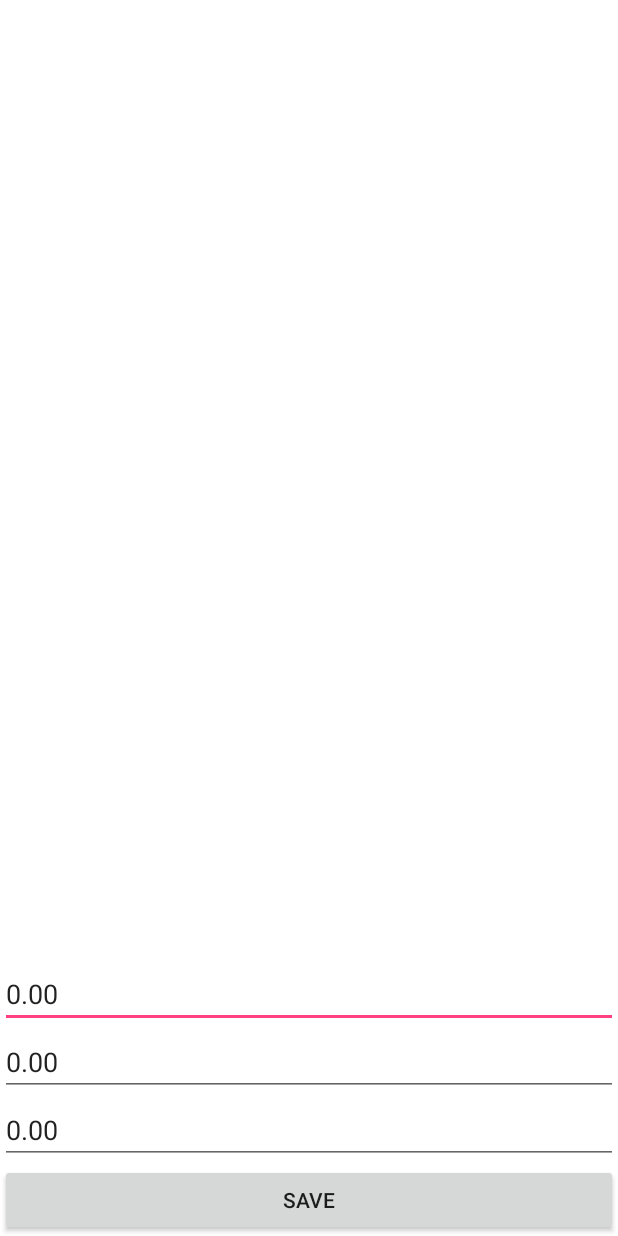
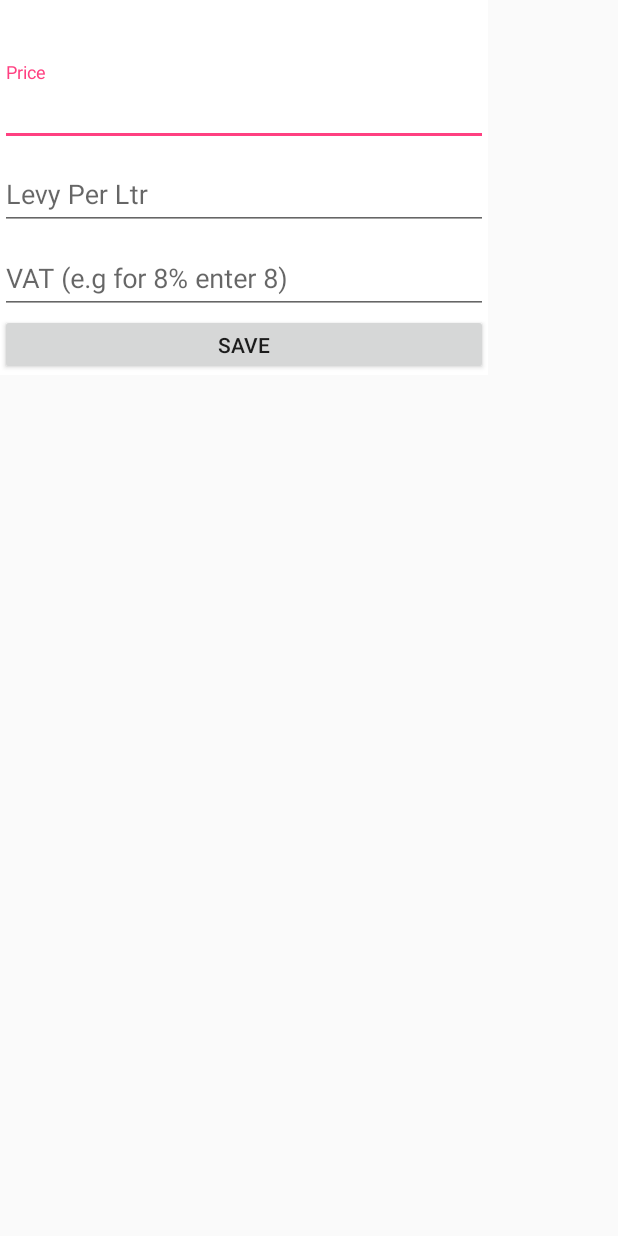
Before and after one commit to kabogo/FuelTaxCalculator, an Android app: the layout dialog_settings.xml on its own in the app's theme, with its tools: preview values and no code run, on a phone screen of 412 x 824 dp. Run offline under Robolectric (Android 15) with nearby library versions, the phone set to English and light mode, and no system bars.

Commit message:
- Fixed dialog

```diff
--- a/app/build.gradle
+++ b/app/build.gradle
@@ -28,6 +28,7 @@ dependencies {
     implementation 'com.android.support.constraint:constraint-layout:1.1.3'
     implementation 'com.fxn769:numpad:1.0'
     implementation 'com.jakewharton:butterknife:9.0.0-rc1'
+    implementation 'com.android.support:design:28.0.0'
     testImplementation 'junit:junit:4.12'
     androidTestImplementation 'com.android.support.test:runner:1.0.2'
     androidTestImplementation 'com.android.support.test.espresso:espresso-core:3.0.2'
--- a/app/src/main/java/com/fueltaxcalculator/fueltaxcalculator/MainActivity.java
+++ b/app/src/main/java/com/fueltaxcalculator/fueltaxcalculator/MainActivity.java
@@ -66,10 +66,12 @@ public class MainActivity extends AppCompatActivity {
 
         if (price == null || levy == null || vat == null){
             SettingsDialog settingsDialog = new SettingsDialog(this, false, dialogInterface -> {
-                //Do nothing
+                String a = "";
+                String b ="";
             });
 
             settingsDialog.show();
+            settingsDialog.setTitle(fuelType);
 
             Toast.makeText(this, "You need to enter some settings first", Toast.LENGTH_LONG).show();
         }else {
--- a/app/src/main/java/com/fueltaxcalculator/fueltaxcalculator/SettingsDialog.java
+++ b/app/src/main/java/com/fueltaxcalculator/fueltaxcalculator/SettingsDialog.java
@@ -7,6 +7,7 @@ import android.content.SharedPreferences;
 import android.os.Bundle;
 import android.text.TextUtils;
 import android.view.View;
+import android.view.Window;
 import android.widget.Button;
 import android.widget.EditText;
 import android.widget.TextView;
@@ -19,7 +20,7 @@ import butterknife.OnClick;
 /**
  * Created by munene on 10/14/2018.
  */
-public class SettingsDialog extends Dialog {
+public class SettingsDialog extends Dialog implements android.view.View.OnClickListener {
     @BindView(R.id.titleTextView)
     TextView titleTextView;
 
@@ -46,10 +47,10 @@ public class SettingsDialog extends Dialog {
         super.onCreate(savedInstanceState);
         setContentView(R.layout.dialog_settings);
         ButterKnife.bind(this);
+        saveButton.setOnClickListener(this);
     }
 
-    @OnClick(R.id.saveButton)
-    public void save(View view) {
+    public void save() {
         if (TextUtils.isEmpty(priceEditText.getText().toString()))
         {
             Toast.makeText(this.getContext(), "You need to set the price", Toast.LENGTH_LONG).show();
@@ -72,10 +73,19 @@ public class SettingsDialog extends Dialog {
 
         getSharedPrefs().edit().putString(titleTextView + "_vat", vatEditText.getText().toString()).apply();
 
-        this.hide();
+        this.dismiss();
     }
 
     private SharedPreferences getSharedPrefs() {
         return this.getContext().getSharedPreferences(NAME, Context.MODE_PRIVATE);
     }
+
+    public void setTitle(String title){
+        titleTextView.setText(title);
+    }
+
+    @Override
+    public void onClick(View view) {
+        save();
+    }
 }
--- a/app/src/main/res/layout/dialog_settings.xml
+++ b/app/src/main/res/layout/dialog_settings.xml
@@ -1,21 +1,23 @@
 <?xml version="1.0" encoding="utf-8"?>
 <LinearLayout xmlns:android="http://schemas.android.com/apk/res/android"
-    android:layout_width="match_parent"
-    android:layout_height="match_parent"
-    android:gravity="center"
-    android:orientation="vertical"
-    android:background="#FFF">
+    android:layout_width="325dp"
+    android:layout_height="250dp"
+    android:background="#FFF"
+    android:orientation="vertical">
 
     <TextView
         android:id="@+id/titleTextView"
         android:layout_width="wrap_content"
-        android:layout_height="0dp"
-        android:layout_marginBottom="4dp"
-        android:layout_weight="1.5"
-        android:background="#000"
-        android:fontFamily="@font/custom_font"
+        android:layout_height="wrap_content"
+        android:layout_gravity="center"
+        android:layout_margin="10dp"
         android:textColor="@color/colorPrimary"
-        android:textSize="9sp" />
+        android:textSize="15dp"
+        android:textStyle="bold" />
+
+    <android.support.design.widget.TextInputLayout
+        android:layout_width="match_parent"
+        android:layout_height="wrap_content">
 
         <EditText
             android:id="@+id/priceEditText"
@@ -23,8 +25,12 @@
             android:layout_height="wrap_content"
             android:hint="@string/price"
             android:inputType="numberDecimal"
-        android:maxWidth="100dp"
-        android:text="@string/default_numeric" />
+            android:maxWidth="100dp" />
+    </android.support.design.widget.TextInputLayout>
+
+    <android.support.design.widget.TextInputLayout
+        android:layout_width="match_parent"
+        android:layout_height="wrap_content">
 
         <EditText
             android:id="@+id/levyEditText"
@@ -32,8 +38,12 @@
             android:layout_height="wrap_content"
             android:hint="@string/levy"
             android:inputType="numberDecimal"
-        android:maxWidth="100dp"
-        android:text="@string/default_numeric" />
+            android:maxWidth="100dp" />
+    </android.support.design.widget.TextInputLayout>
+
+    <android.support.design.widget.TextInputLayout
+        android:layout_width="match_parent"
+        android:layout_height="wrap_content">
 
         <EditText
             android:id="@+id/vatEditText"
@@ -41,12 +51,13 @@
             android:layout_height="wrap_content"
             android:hint="@string/vat"
             android:inputType="numberDecimal"
-        android:maxWidth="100dp"
-        android:text="@string/default_numeric" />
+            android:maxWidth="100dp" />
+    </android.support.design.widget.TextInputLayout>
 
     <Button
         android:id="@+id/saveButton"
         android:layout_width="match_parent"
         android:layout_height="wrap_content"
         android:text="Save" />
+
 </LinearLayout>
```
Lines whose indentation alone changed are shown as unchanged.
